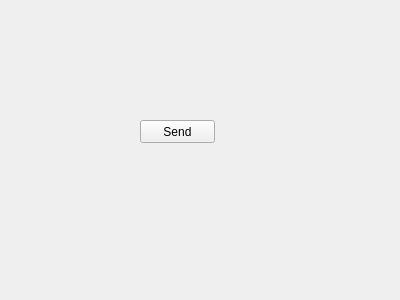
Qt form MainApp/MainApp.ui (jimmy-loyola/QtGui) before a commit.
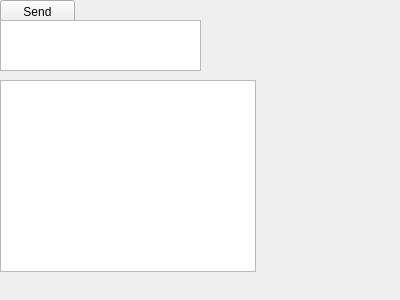
The same form after that commit.

Commit message: Added some explicative comments to describe the organization of a simple Qt graphic application

What changed in the file:
```diff
--- a/MainApp/MainApp.ui
+++ b/MainApp/MainApp.ui
@@ -16,8 +16,8 @@
   <widget class="QPushButton" name="testBtn">
    <property name="geometry">
     <rect>
-     <x>140</x>
-     <y>120</y>
+     <x>0</x>
+     <y>0</y>
      <width>75</width>
      <height>23</height>
     </rect>
@@ -26,6 +26,26 @@
     <string>Send</string>
    </property>
   </widget>
+  <widget class="QTextEdit" name="textEdit">
+   <property name="geometry">
+    <rect>
+     <x>0</x>
+     <y>20</y>
+     <width>201</width>
+     <height>51</height>
+    </rect>
+   </property>
+  </widget>
+  <widget class="QListWidget" name="listWidget">
+   <property name="geometry">
+    <rect>
+     <x>0</x>
+     <y>80</y>
+     <width>256</width>
+     <height>192</height>
+    </rect>
+   </property>
+  </widget>
  </widget>
  <layoutdefault spacing="6" margin="11"/>
  <resources/>
```
The commit also changes 2 other files.
